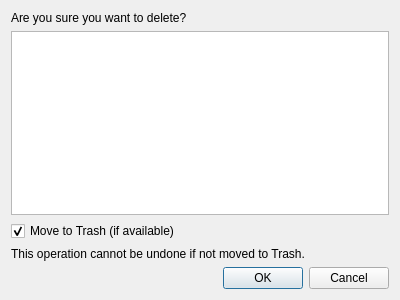
First picture: the form in ui/delete_dialog.ui, repository dawciobiel/QuickFile, before the edit.
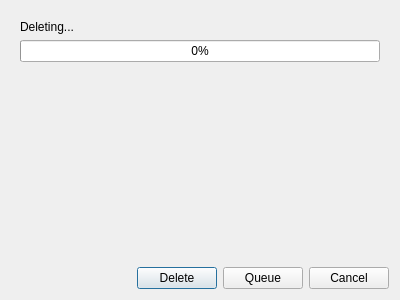
Second picture: the form after the edit. The open tabs and pages were chosen to show the change.

Commit message:
Feature: Rework file operation dialogs to be non-modal
Reworks Copy, Move, and Delete dialogs to be non-blocking and provide detailed progress feedback.

- Dialogs now remain open after starting an operation, showing a progress bar.

- Add 'Start' button to monitor progress and 'Queue' button to run in the background immediately.

- Implement size-based progress calculation for permanent deletion, providing accurate feedback.

- Fix a critical bug where 'Hide' would interrupt the background task.

- Fix a crash when the dialog closed automatically after task completion.

```diff
--- a/ui/delete_dialog.ui
+++ b/ui/delete_dialog.ui
@@ -15,6 +15,13 @@
         </property>
         <layout class="QVBoxLayout" name="verticalLayout">
             <item>
+    <widget class="QStackedWidget" name="stackedWidget">
+     <property name="currentIndex">
+      <number>0</number>
+     </property>
+     <widget class="QWidget" name="options_page">
+      <layout class="QVBoxLayout" name="verticalLayout_2">
+       <item>
                 <widget class="QLabel" name="confirmation_label">
                     <property name="text">
                         <string>Are you sure you want to delete?</string>
@@ -51,12 +58,78 @@
                     </property>
                 </widget>
             </item>
+      </layout>
+     </widget>
+     <widget class="QWidget" name="progress_page">
+      <layout class="QVBoxLayout" name="verticalLayout_3">
             <item>
-                <widget class="QDialogButtonBox" name="buttonBox">
-                    <property name="standardButtons">
-                        <set>QDialogButtonBox::Cancel|QDialogButtonBox::Ok</set>
-                    </property>
-                </widget>
+        <widget class="QLabel" name="progress_label">
+         <property name="text">
+          <string>Deleting...</string>
+         </property>
+        </widget>
+       </item>
+       <item>
+        <widget class="QProgressBar" name="progressBar">
+         <property name="value">
+          <number>0</number>
+         </property>
+        </widget>
+       </item>
+       <item>
+        <spacer name="verticalSpacer">
+         <property name="orientation">
+          <enum>Qt::Vertical</enum>
+         </property>
+         <property name="sizeHint" stdset="0">
+          <size>
+           <width>20</width>
+           <height>40</height>
+          </size>
+         </property>
+        </spacer>
+       </item>
+      </layout>
+     </widget>
+    </widget>
+   </item>
+   <item>
+    <layout class="QHBoxLayout" name="horizontalLayout">
+     <item>
+      <spacer name="horizontalSpacer">
+       <property name="orientation">
+        <enum>Qt::Horizontal</enum>
+       </property>
+       <property name="sizeHint" stdset="0">
+        <size>
+         <width>40</width>
+         <height>20</height>
+        </size>
+       </property>
+      </spacer>
+     </item>
+     <item>
+      <widget class="QPushButton" name="start_button">
+       <property name="text">
+        <string>Delete</string>
+       </property>
+      </widget>
+     </item>
+     <item>
+      <widget class="QPushButton" name="queue_button">
+       <property name="text">
+        <string>Queue</string>
+       </property>
+      </widget>
+     </item>
+     <item>
+      <widget class="QPushButton" name="cancel_button">
+       <property name="text">
+        <string>Cancel</string>
+       </property>
+      </widget>
+     </item>
+    </layout>
             </item>
         </layout>
     </widget>
```
Left out of the diff: 35 changed lines with no effect on the pictures. Lines whose indentation alone changed are shown as unchanged. The commit also changes 3 other files.
